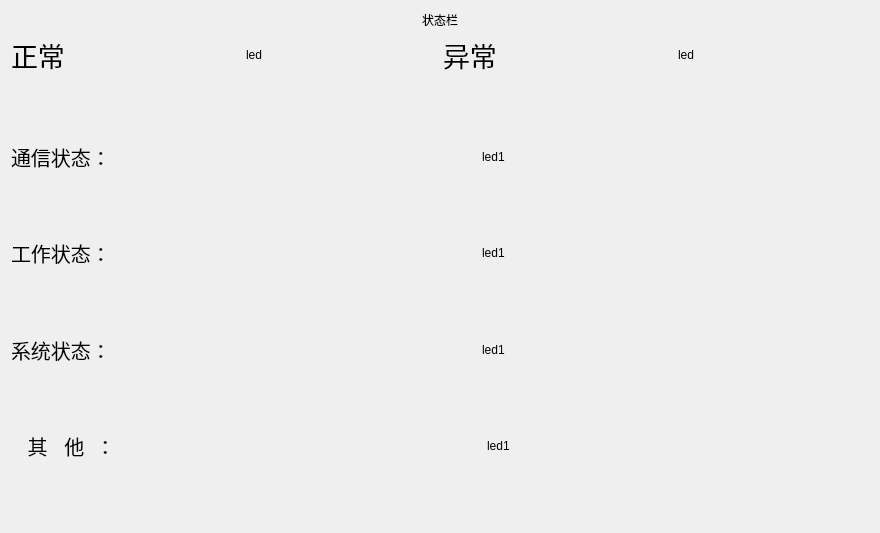
ljy-biubiu/ls_ws_ros2, file src/qt-viewer/UI/src/alarm.ui: the form before one commit.
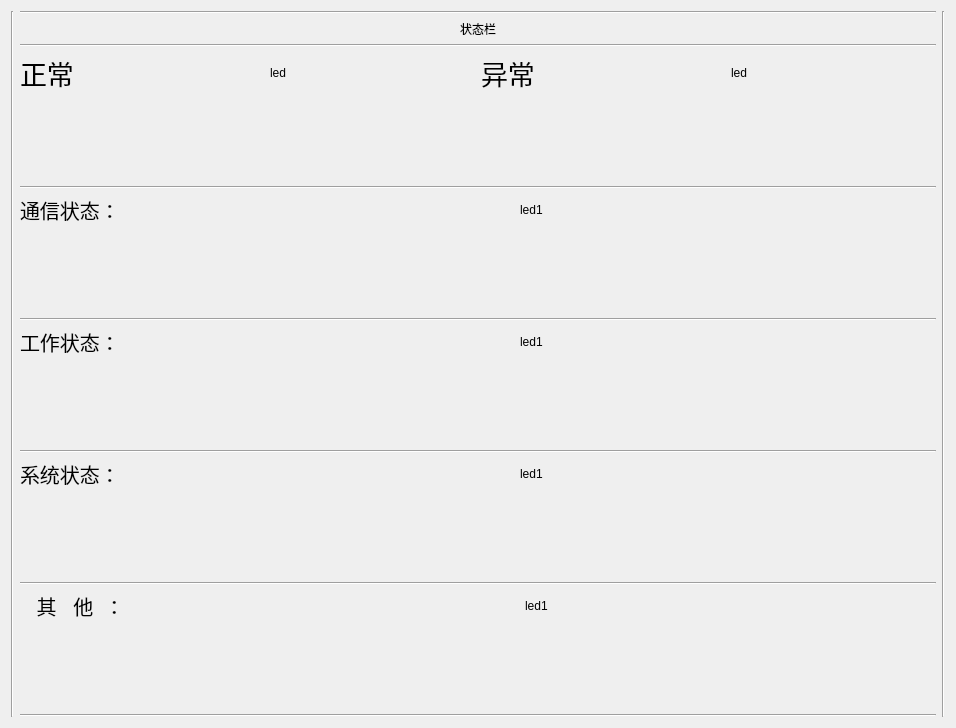
The form after the commit.

The edit to the form file:
```diff
--- a/src/qt-viewer/UI/src/alarm.ui
+++ b/src/qt-viewer/UI/src/alarm.ui
@@ -6,14 +6,32 @@
    <rect>
     <x>0</x>
     <y>0</y>
-    <width>880</width>
-    <height>533</height>
+    <width>956</width>
+    <height>728</height>
    </rect>
   </property>
   <property name="windowTitle">
    <string>Form</string>
   </property>
+  <layout class="QGridLayout" name="gridLayout">
+   <item row="0" column="0">
+    <layout class="QHBoxLayout" name="horizontalLayout_7">
+     <item>
+      <widget class="Line" name="line_9">
+       <property name="orientation">
+        <enum>Qt::Vertical</enum>
+       </property>
+      </widget>
+     </item>
+     <item>
   <layout class="QVBoxLayout" name="verticalLayout_2">
+       <item>
+        <widget class="Line" name="line">
+         <property name="orientation">
+          <enum>Qt::Horizontal</enum>
+         </property>
+        </widget>
+       </item>
    <item>
     <widget class="QLabel" name="label_6">
      <property name="autoFillBackground">
@@ -27,6 +45,13 @@
      </property>
     </widget>
    </item>
+       <item>
+        <widget class="Line" name="line_2">
+         <property name="orientation">
+          <enum>Qt::Horizontal</enum>
+         </property>
+        </widget>
+       </item>
    <item>
     <layout class="QVBoxLayout" name="verticalLayout">
      <item>
@@ -136,6 +161,13 @@
        </property>
       </spacer>
      </item>
+         <item>
+          <widget class="Line" name="line_3">
+           <property name="orientation">
+            <enum>Qt::Horizontal</enum>
+           </property>
+          </widget>
+         </item>
      <item>
       <layout class="QHBoxLayout" name="horizontalLayout">
        <item>
@@ -198,6 +230,13 @@
        </property>
       </spacer>
      </item>
+         <item>
+          <widget class="Line" name="line_4">
+           <property name="orientation">
+            <enum>Qt::Horizontal</enum>
+           </property>
+          </widget>
+         </item>
      <item>
       <layout class="QHBoxLayout" name="horizontalLayout_2">
        <item>
@@ -260,6 +299,13 @@
        </property>
       </spacer>
      </item>
+         <item>
+          <widget class="Line" name="line_5">
+           <property name="orientation">
+            <enum>Qt::Horizontal</enum>
+           </property>
+          </widget>
+         </item>
      <item>
       <layout class="QHBoxLayout" name="horizontalLayout_3">
        <item>
@@ -322,6 +368,13 @@
        </property>
       </spacer>
      </item>
+         <item>
+          <widget class="Line" name="line_6">
+           <property name="orientation">
+            <enum>Qt::Horizontal</enum>
+           </property>
+          </widget>
+         </item>
      <item>
       <layout class="QHBoxLayout" name="horizontalLayout_5">
        <item>
@@ -383,6 +436,24 @@
         </size>
        </property>
       </spacer>
+         </item>
+         <item>
+          <widget class="Line" name="line_7">
+           <property name="orientation">
+            <enum>Qt::Horizontal</enum>
+           </property>
+          </widget>
+         </item>
+        </layout>
+       </item>
+      </layout>
+     </item>
+     <item>
+      <widget class="Line" name="line_8">
+       <property name="orientation">
+        <enum>Qt::Vertical</enum>
+       </property>
+      </widget>
      </item>
     </layout>
    </item>
```
Lines whose indentation alone changed are shown as unchanged.
